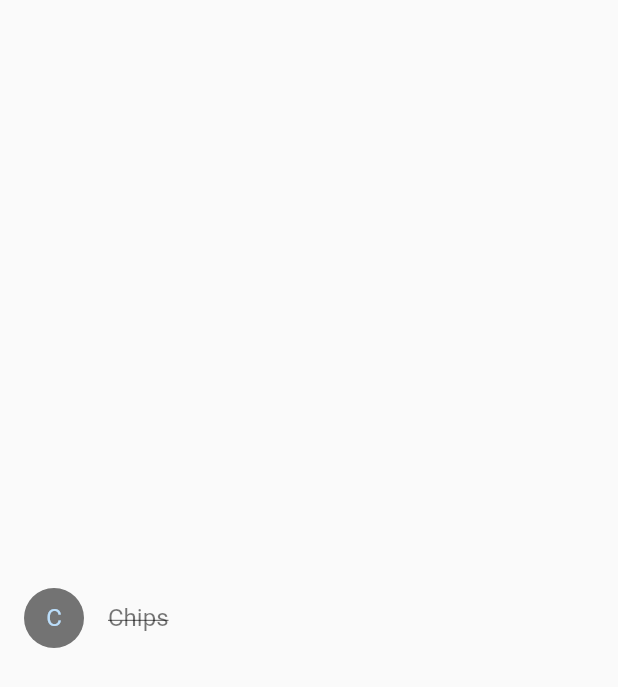
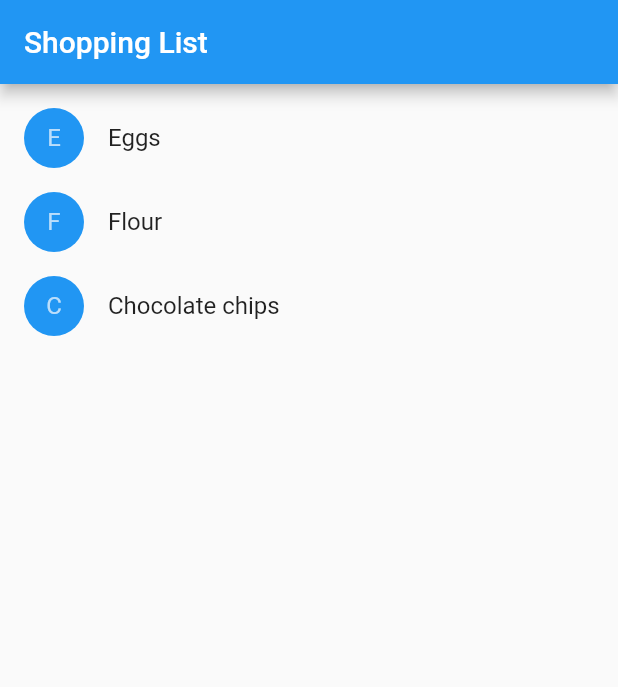
Before and after one commit to Uttam-Sarkar/Flutter_calculatorApps, a Flutter app: the screen it shows after launch, on a phone screen of 412 x 824 dp. Shown: the top 687 px of the screen. Run offline on Flutter 3.47's test engine with Material 2 defaults, Android fonts, the phone set to English and light mode, and no system bars.

Commit message:
Make a shopping list app

```diff
--- a/lib/main.dart
+++ b/lib/main.dart
@@ -49,23 +49,77 @@ class ShoppingListItem extends StatelessWidget {
         backgroundColor: _getColor(context),
         child: Text(product.name[0]),
       ),
-      title: Text(product.name, style: _getTextStyle(context)),
+      title: Text(
+        product.name,
+        style: _getTextStyle(context),
+      ),
+    );
+  }
+}
+
+class ShoppingList extends StatefulWidget {
+  const ShoppingList({required this.products, super.key});
+
+  final List<Product> products;
+
+  // The framework calls createState the first time
+  // a widget appears at a given location in the tree.
+  // If the parent rebuilds and uses the same type of
+  // widget (with the same key), the framework re-uses
+  // the State object instead of creating a new State object.
+
+  @override
+  State<ShoppingList> createState() => _ShoppingListState();
+}
+
+class _ShoppingListState extends State<ShoppingList> {
+  final _shoppingCart = <Product>{};
+
+  void _handleCartChanged(Product product, bool inCart) {
+    setState(() {
+      // When a user changes what's in the cart, you need
+      // to change _shoppingCart inside a setState call to
+      // trigger a rebuild.
+      // The framework then calls build, below,
+      // which updates the visual appearance of the app.
+
+      if (!inCart) {
+        _shoppingCart.add(product);
+      } else {
+        _shoppingCart.remove(product);
+      }
+    });
+  }
+
+  @override
+  Widget build(BuildContext context) {
+    return Scaffold(
+      appBar: AppBar(
+        title: const Text('Shopping List'),
+      ),
+      body: ListView(
+        padding: const EdgeInsets.symmetric(vertical: 8),
+        children: widget.products.map((product) {
+          return ShoppingListItem(
+            product: product,
+            inCart: _shoppingCart.contains(product),
+            onCartChanged: _handleCartChanged,
+          );
+        }).toList(),
+      ),
     );
   }
 }
 
 void main() {
-  runApp(
-    MaterialApp(
-      home: Scaffold(
-        body: Center(
-          child: ShoppingListItem(
-            product: const Product(name: 'Chips'),
-            inCart: true,
-            onCartChanged: (product, inCart) {},
-          ),
-        ),
-      ),
+  runApp(const MaterialApp(
+    title: 'Shopping App',
+    home: ShoppingList(
+      products: [
+        Product(name: 'Eggs'),
+        Product(name: 'Flour'),
+        Product(name: 'Chocolate chips'),
+      ],
     ),
-  );
+  ));
 }
```
